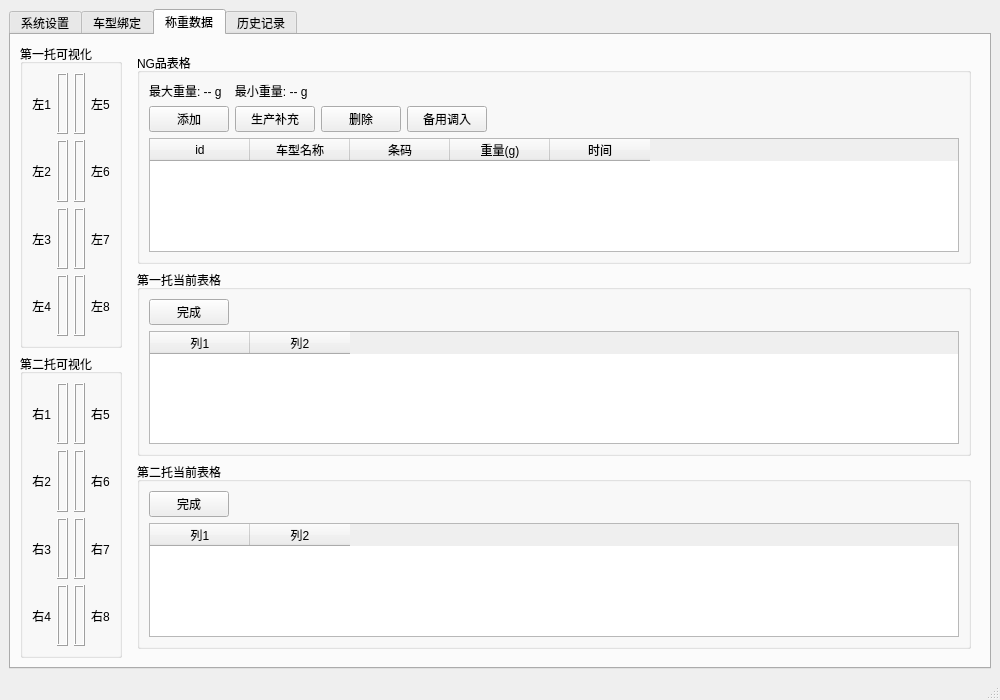
Above: mainwindow.ui from xiaoluoDD/Weight-Comparison before the change. Below: the same form after it.
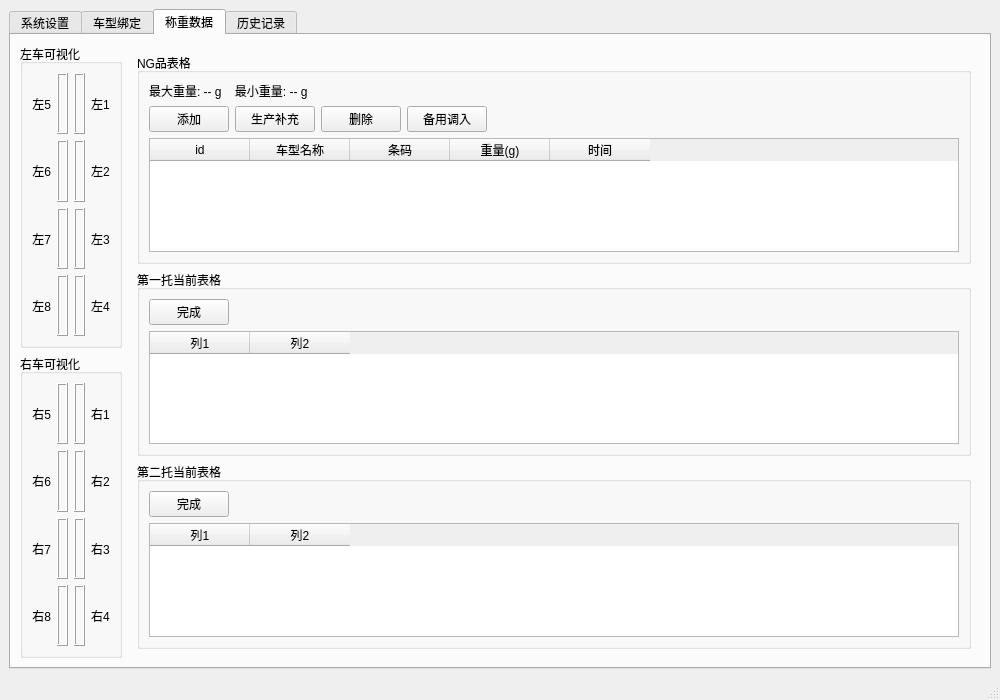
That is the form after the change. The open tabs and pages were chosen to show the change. Custom widgets are drawn as their Qt base class.

Commit message: 1、修改条码显示不全问题，现在可显示20位 2、替换左1和右1 3、修改可视化名称 4、修改plc模拟软件默认条码为20位

The edit to the form file:
```diff
--- a/mainwindow.ui
+++ b/mainwindow.ui
@@ -333,13 +333,13 @@
         <item row="0" column="0">
          <widget class="QGroupBox" name="leftTopGroup">
           <property name="title">
-           <string>第一托可视化</string>
+           <string>左车可视化</string>
           </property>
           <layout class="QGridLayout" name="gridLayout_leftTop">
            <item row="0" column="0">
             <widget class="QLabel" name="slot1_leftNote1">
              <property name="text">
-              <string>左1</string>
+              <string>左5</string>
              </property>
              <property name="alignment">
               <set>Qt::AlignRight|Qt::AlignVCenter</set>
@@ -349,7 +349,7 @@
            <item row="1" column="0">
             <widget class="QLabel" name="slot1_leftNote2">
              <property name="text">
-              <string>左2</string>
+              <string>左6</string>
              </property>
              <property name="alignment">
               <set>Qt::AlignRight|Qt::AlignVCenter</set>
@@ -359,7 +359,7 @@
            <item row="2" column="0">
             <widget class="QLabel" name="slot1_leftNote3">
              <property name="text">
-              <string>左3</string>
+              <string>左7</string>
              </property>
              <property name="alignment">
               <set>Qt::AlignRight|Qt::AlignVCenter</set>
@@ -369,7 +369,7 @@
            <item row="3" column="0">
             <widget class="QLabel" name="slot1_leftNote4">
              <property name="text">
-              <string>左4</string>
+              <string>左8</string>
              </property>
              <property name="alignment">
               <set>Qt::AlignRight|Qt::AlignVCenter</set>
@@ -483,7 +483,7 @@
            <item row="0" column="3">
             <widget class="QLabel" name="slot1_rightNote1">
              <property name="text">
-              <string>左5</string>
+              <string>左1</string>
              </property>
              <property name="alignment">
               <set>Qt::AlignLeft|Qt::AlignVCenter</set>
@@ -493,7 +493,7 @@
            <item row="1" column="3">
             <widget class="QLabel" name="slot1_rightNote2">
              <property name="text">
-              <string>左6</string>
+              <string>左2</string>
              </property>
              <property name="alignment">
               <set>Qt::AlignLeft|Qt::AlignVCenter</set>
@@ -503,7 +503,7 @@
            <item row="2" column="3">
             <widget class="QLabel" name="slot1_rightNote3">
              <property name="text">
-              <string>左7</string>
+              <string>左3</string>
              </property>
              <property name="alignment">
               <set>Qt::AlignLeft|Qt::AlignVCenter</set>
@@ -513,7 +513,7 @@
            <item row="3" column="3">
             <widget class="QLabel" name="slot1_rightNote4">
              <property name="text">
-              <string>左8</string>
+              <string>左4</string>
              </property>
              <property name="alignment">
               <set>Qt::AlignLeft|Qt::AlignVCenter</set>
@@ -756,13 +756,13 @@
         <item row="1" column="0">
          <widget class="QGroupBox" name="leftBottomGroup">
           <property name="title">
-           <string>第二托可视化</string>
+           <string>右车可视化</string>
           </property>
           <layout class="QGridLayout" name="gridLayout_leftBottom">
            <item row="0" column="0">
             <widget class="QLabel" name="slot2_leftNote1">
              <property name="text">
-              <string>右1</string>
+              <string>右5</string>
              </property>
              <property name="alignment">
               <set>Qt::AlignRight|Qt::AlignVCenter</set>
@@ -772,7 +772,7 @@
            <item row="1" column="0">
             <widget class="QLabel" name="slot2_leftNote2">
              <property name="text">
-              <string>右2</string>
+              <string>右6</string>
              </property>
              <property name="alignment">
               <set>Qt::AlignRight|Qt::AlignVCenter</set>
@@ -782,7 +782,7 @@
            <item row="2" column="0">
             <widget class="QLabel" name="slot2_leftNote3">
              <property name="text">
-              <string>右3</string>
+              <string>右7</string>
              </property>
              <property name="alignment">
               <set>Qt::AlignRight|Qt::AlignVCenter</set>
@@ -792,7 +792,7 @@
            <item row="3" column="0">
             <widget class="QLabel" name="slot2_leftNote4">
              <property name="text">
-              <string>右4</string>
+              <string>右8</string>
              </property>
              <property name="alignment">
               <set>Qt::AlignRight|Qt::AlignVCenter</set>
@@ -906,7 +906,7 @@
            <item row="0" column="3">
             <widget class="QLabel" name="slot2_rightNote1">
              <property name="text">
-              <string>右5</string>
+              <string>右1</string>
              </property>
              <property name="alignment">
               <set>Qt::AlignLeft|Qt::AlignVCenter</set>
@@ -916,7 +916,7 @@
            <item row="1" column="3">
             <widget class="QLabel" name="slot2_rightNote2">
              <property name="text">
-              <string>右6</string>
+              <string>右2</string>
              </property>
              <property name="alignment">
               <set>Qt::AlignLeft|Qt::AlignVCenter</set>
@@ -926,7 +926,7 @@
            <item row="2" column="3">
             <widget class="QLabel" name="slot2_rightNote3">
              <property name="text">
-              <string>右7</string>
+              <string>右3</string>
              </property>
              <property name="alignment">
               <set>Qt::AlignLeft|Qt::AlignVCenter</set>
@@ -936,7 +936,7 @@
            <item row="3" column="3">
             <widget class="QLabel" name="slot2_rightNote4">
              <property name="text">
-              <string>右8</string>
+              <string>右4</string>
              </property>
              <property name="alignment">
               <set>Qt::AlignLeft|Qt::AlignVCenter</set>
```
The commit also changes 3 other files.
